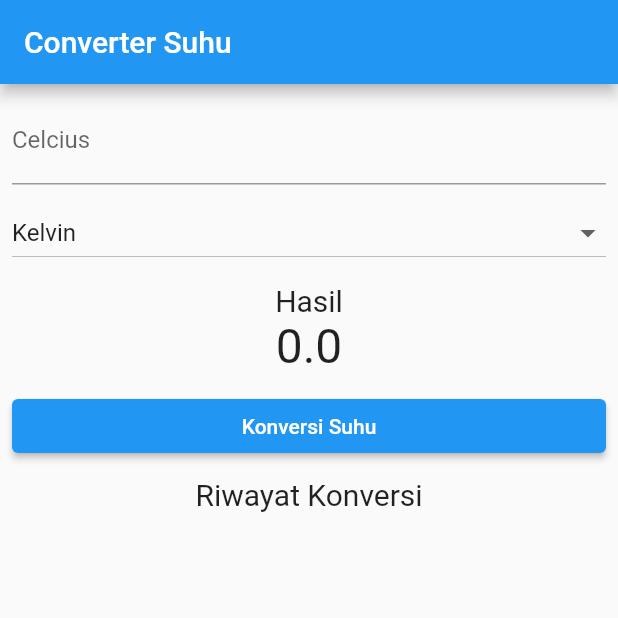
After one commit to royan17/basic_flutter1, a Flutter app: the screen it shows after launch, on a phone screen of 412 x 824 dp, the top half of it. The commit adds this screen. Run offline on Flutter 3.47's test engine with Material 2 defaults, Android fonts, the phone set to English and light mode, and no system bars.

Commit message:
basic flutter

```diff
--- a/lib/main.dart
+++ b/lib/main.dart
@@ -1,3 +1,8 @@
+import 'package:basic_flutter/widget/InputTemperature.dart';
+import 'package:basic_flutter/widget/KonversiTemperature.dart';
+import 'package:basic_flutter/widget/PerhitunganTerakhir.dart';
+import 'package:basic_flutter/widget/RiwayatPerhitungan.dart';
+import 'package:basic_flutter/widget/TargetPerhitungan.dart';
 import 'package:flutter/material.dart';
 
 void main() {
@@ -32,18 +37,16 @@ class _MyAppState extends State<MyApp> {
         switch (selectedDropdown) {
           case 'Kelvin':
             calculationResult = int.parse(etInput.text) + 273.15;
-
             break;
           case 'Reaumur':
             calculationResult = int.parse(etInput.text) * 4 / 5;
-
             break;
           case 'Fahrenheit':
             calculationResult = (int.parse(etInput.text) * 9 / 5) + 32;
-
             break;
         }
-        listResult.add('Konversi dari ${etInput.text} celcius ke ${selectedDropdown} dengan hasil : ${calculationResult.toString()}');
+        listResult.add(
+            'Konversi dari ${etInput.text} celcius ke ${selectedDropdown} dengan hasil : ${calculationResult.toString()}');
       }
     });
   }
@@ -57,30 +60,9 @@ class _MyAppState extends State<MyApp> {
         body: Container(
           margin: const EdgeInsets.all(8.0),
           child: Column(children: [
-            TextField(
-              controller: etInput,
-              keyboardType: TextInputType.number,
-              decoration: const InputDecoration(
-                labelText: 'Celcius',
-                hintText: 'Enter the temperature in celcius',
-              ),
-              onChanged: (value) {},
-            ),
+            InputTemperature(etInput: etInput),
             const SizedBox(height: 8),
-            DropdownButton(
-                isExpanded: true,
-                value: selectedDropdown,
-                items: listTemperature.map((String value) {
-                  return DropdownMenuItem<String>(
-                    value: value,
-                    child: Text(value),
-                  );
-                }).toList(),
-                onChanged: (value) {
-                  setState(() {
-                    onDropdownChange(value);
-                  });
-                }),
+            TargetPerhitungan(selectedDropdown: selectedDropdown, listTemperature: listTemperature, onDropChanged: onDropdownChange,),
             const SizedBox(
               height: 10,
             ),
@@ -88,35 +70,14 @@ class _MyAppState extends State<MyApp> {
               'Hasil',
               style: TextStyle(fontSize: 20),
             ),
-            Text(
-              '$calculationResult',
-              style: TextStyle(fontSize: 32),
-            ),
+            PerhitunganTerakhir(calculationResult: calculationResult),
             const SizedBox(
               height: 10,
             ),
-            Row(
-              children: [
-                Expanded(
-                  child: ElevatedButton(
-                    onPressed: () {
-                      setState(() {
-                        temperatureConversion();
-                      });
-                    },
-                    child: const Text('Konversi Suhu'),
-                  ),
-                )
-              ],
-            ),
+            KonversiTemperature(onPressed: temperatureConversion,),
             const SizedBox(height: 10),
             const Text('Riwayat Konversi', style: TextStyle(fontSize: 20)),
-            Expanded(
-                child: ListView.builder(
-                    itemCount: listResult.length,
-                    itemBuilder: (context, index) {
-                      return Text(listResult[index]);
-                    }))
+            RiwayatPerhitungan(listResult: listResult),
           ]),
         ),
       ),
--- /dev/null
+++ b/lib/widget/InputTemperature.dart
@@ -0,0 +1,23 @@
+import 'package:flutter/material.dart';
+
+class InputTemperature extends StatelessWidget {
+  const InputTemperature({
+    Key? key,
+    required this.etInput,
+  }) : super(key: key);
+
+  final TextEditingController etInput;
+
+  @override
+  Widget build(BuildContext context) {
+    return TextField(
+      controller: etInput,
+      keyboardType: TextInputType.number,
+      decoration: const InputDecoration(
+        labelText: 'Celcius',
+        hintText: 'Enter the temperature in celcius',
+      ),
+      onChanged: (value) {},
+    );
+  }
+}
--- /dev/null
+++ b/lib/widget/KonversiTemperature.dart
@@ -0,0 +1,27 @@
+import 'package:flutter/material.dart';
+
+
+class KonversiTemperature extends StatelessWidget {
+  const KonversiTemperature({
+    Key? key,
+    required this.onPressed,
+  }) : super(key: key);
+
+  final Function onPressed;
+
+  @override
+  Widget build(BuildContext context) {
+    return Row(
+      children: [
+        Expanded(
+          child: ElevatedButton(
+            onPressed: () {
+              onPressed();
+            },
+            child: const Text('Konversi Suhu'),
+          ),
+        )
+      ],
+    );
+  }
+}
--- /dev/null
+++ b/lib/widget/PerhitunganTerakhir.dart
@@ -0,0 +1,18 @@
+import 'package:flutter/material.dart';
+
+class PerhitunganTerakhir extends StatelessWidget {
+  const PerhitunganTerakhir({
+    Key? key,
+    required this.calculationResult,
+  }) : super(key: key);
+
+  final double calculationResult;
+
+  @override
+  Widget build(BuildContext context) {
+    return Text(
+      '$calculationResult',
+      style: const TextStyle(fontSize: 32),
+    );
+  }
+}
--- /dev/null
+++ b/lib/widget/RiwayatPerhitungan.dart
@@ -0,0 +1,22 @@
+import 'package:flutter/material.dart';
+
+class RiwayatPerhitungan extends StatelessWidget {
+  const RiwayatPerhitungan({
+    Key? key,
+    required this.listResult,
+  }) : super(key: key);
+
+  final List<String> listResult;
+
+  @override
+  Widget build(BuildContext context) {
+    return Expanded(
+      child: ListView.builder(
+        itemCount: listResult.length,
+        itemBuilder: (context, index) {
+          return Text(listResult[index]);
+        },
+      ),
+    );
+  }
+}
--- /dev/null
+++ b/lib/widget/TargetPerhitungan.dart
@@ -0,0 +1,31 @@
+import 'package:flutter/material.dart';
+
+class TargetPerhitungan extends StatelessWidget {
+  const TargetPerhitungan({
+    Key? key,
+    required this.selectedDropdown,
+    required this.listTemperature,
+    required this.onDropChanged,
+  }) : super(key: key);
+
+  final String selectedDropdown;
+  final List<String> listTemperature;
+  final Function onDropChanged;
+
+  @override
+  Widget build(BuildContext context) {
+    return DropdownButton(
+      isExpanded: true,
+      value: selectedDropdown,
+      items: listTemperature.map((String value) {
+        return DropdownMenuItem<String>(
+          value: value,
+          child: Text(value),
+        );
+      }).toList(),
+      onChanged: (value) {
+        onDropChanged(value);
+      },
+    );
+  }
+}
```
